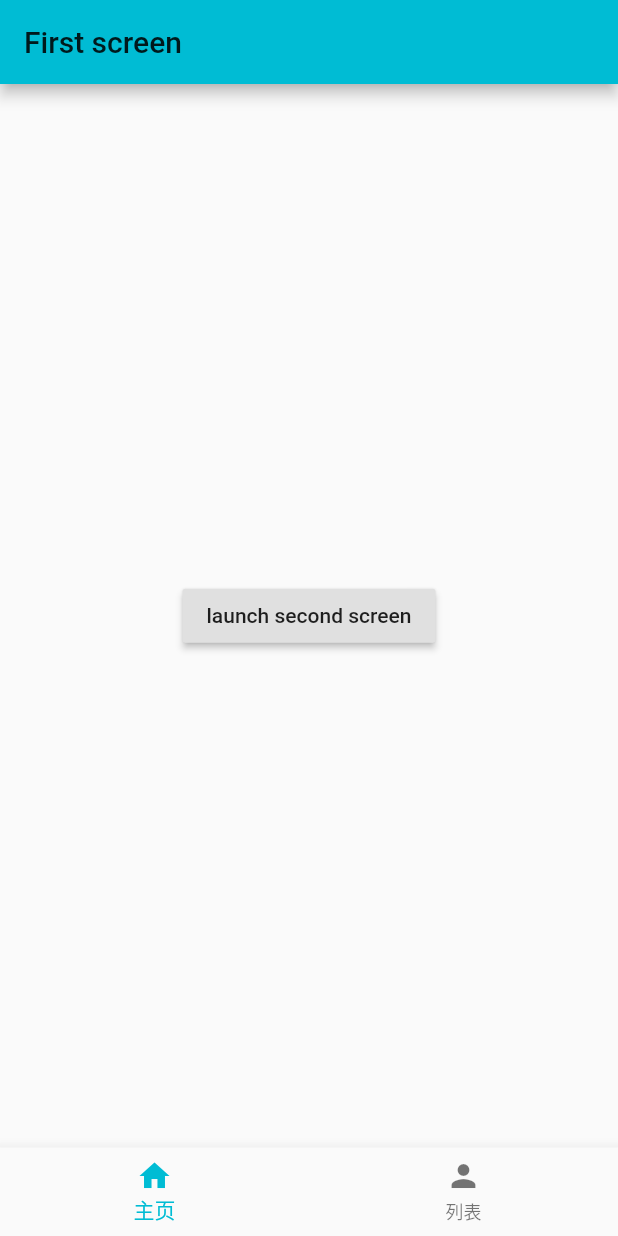
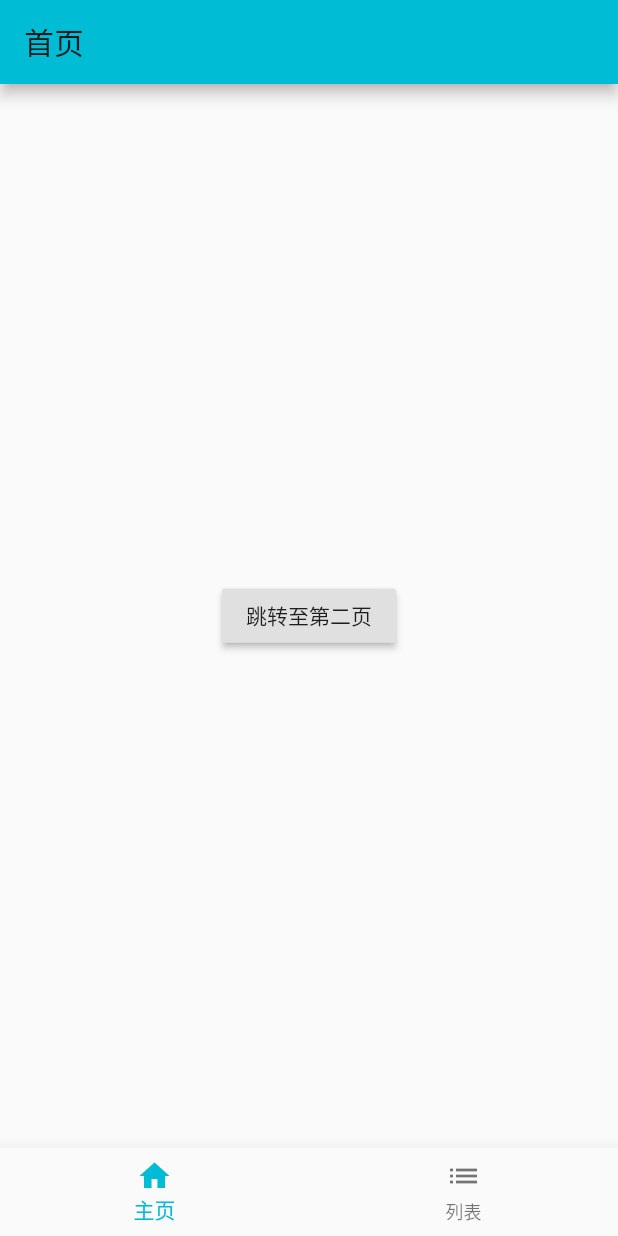
Before and after one commit to SiroSong/flutter_demo, a Flutter app: the screen it shows after launch, on a phone screen of 412 x 824 dp. Run offline on Flutter 3.47's test engine with Material 2 defaults, Android fonts, the phone set to English and light mode, and no system bars.

Commit message:
up name change

```diff
--- a/lib/pages/demo1_navigation.dart
+++ b/lib/pages/home.dart
@@ -5,11 +5,11 @@ class FirstScreen extends StatelessWidget {
   Widget build(BuildContext context) {
     return Scaffold(
       appBar: AppBar(
-        title: Text('First screen'),
+        title: Text('首页'),
       ),
       body: Center(
         child: RaisedButton(
-          child: Text('launch second screen'),
+          child: Text('跳转至第二页'),
           onPressed: () {
             // Navigator.push(
             //   context,
@@ -28,11 +28,11 @@ class SecondScreen extends StatelessWidget {
   Widget build(BuildContext context) {
     return Scaffold(
       appBar: AppBar(
-        title: Text('second screen'),
+        title: Text('第二页'),
       ),
       body: Center(
         child: RaisedButton(
-          child: Text('go back'),
+          child: Text('返回'),
           onPressed: () {
             Navigator.pop(context);
           },
--- a/lib/route/navigation_stack.dart
+++ b/lib/route/navigation_stack.dart
@@ -1,6 +1,6 @@
 import 'package:flutter/material.dart';
 import 'package:flutter_tests/pages/article_list.dart';
-import 'package:flutter_tests/pages/demo1_navigation.dart';
+import 'package:flutter_tests/pages/home.dart';
 
 class HomeStack extends StatelessWidget {
   @override
--- a/lib/route/router.dart
+++ b/lib/route/router.dart
@@ -28,7 +28,7 @@ class RouterState extends State<Router> {
       bottomNavigationBar: BottomNavigationBar(
         items: [
           BottomNavigationBarItem(icon: Icon(Icons.home), title: Text('主页')),
-          BottomNavigationBarItem(icon: Icon(Icons.person), title: Text('列表')),
+          BottomNavigationBarItem(icon: Icon(Icons.list), title: Text('列表')),
         ],
         currentIndex: _currentIndex,
         onTap: onTabTapped,
```
Also changed, not shown: lib/pages/article_list.dart (+8 -6 lines), lib/pages/testPage.dart (deleted, +0 -20 lines).
